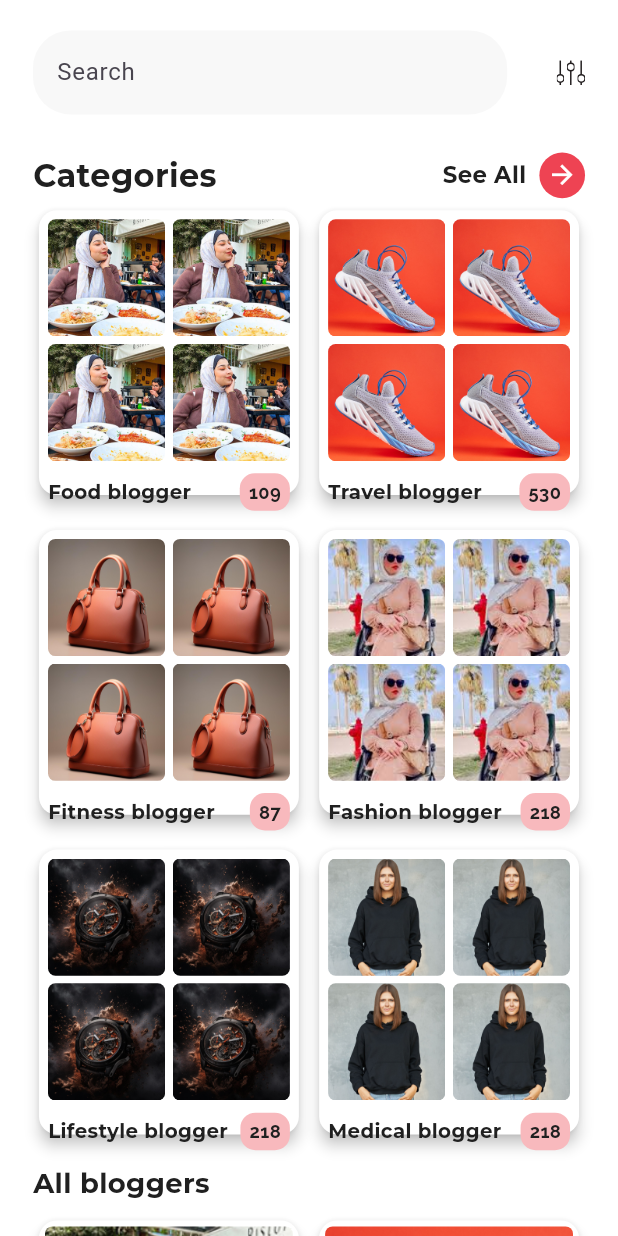
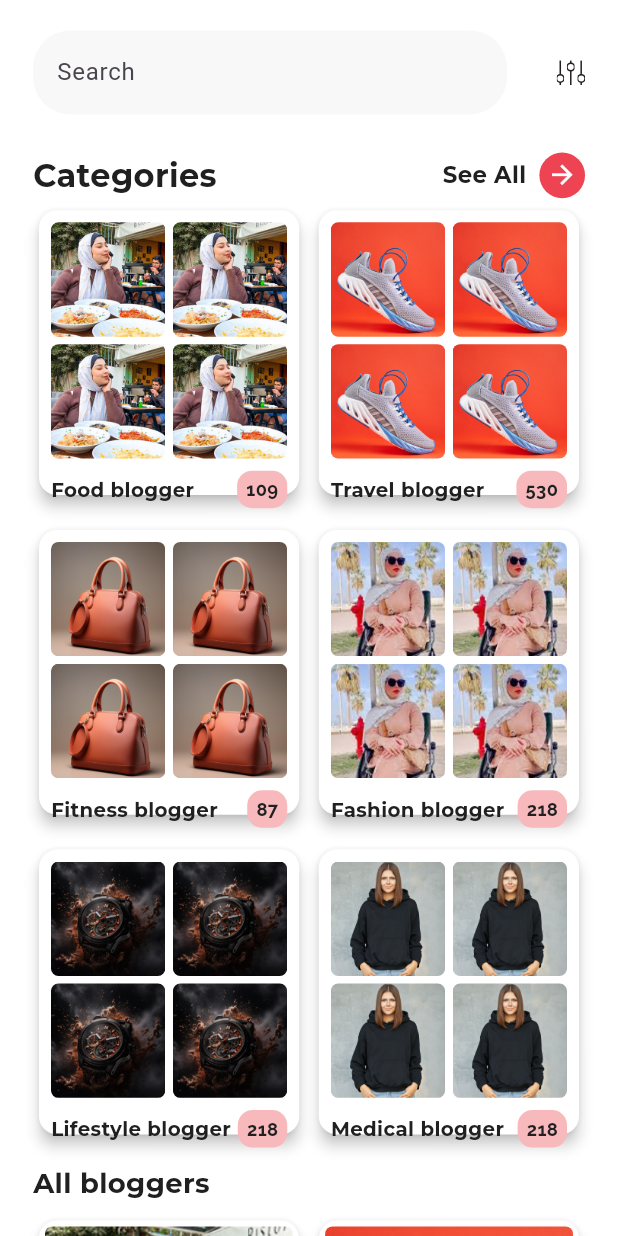
Before and after one commit to MahmoudAbuelazm/kol, a Flutter app: the HomeScreen screen opened by its route, on a phone screen of 412 x 824 dp. Run offline on Flutter 3.47's test engine with Material 3 defaults, Android fonts, the phone set to English and light mode, and no system bars; our stand-ins replace connectivity_plus, dio, flutter_bloc, flutter_screenutil, flutter_secure_storage, flutter_svg and 5 more; missing offline and left inert: talker_dio_logger; accounts and stored records are empty.

Commit message:
feat: Add categories to home page
This commit adds the `CategoriesModel` class and updates the `Constants` class to include a list of categories with their names, images, and counts. This allows for displaying different categories on the home page.

```diff
--- /dev/null
+++ b/lib/features/home/manager/models/categories_model.dart
@@ -0,0 +1,7 @@
+class CategoriesModel{
+  final String name;
+  final String image;
+  final String count;
+
+  CategoriesModel({required this.name, required this.image, required this.count});
+}
--- a/lib/features/home/presentation/section/home_body.dart
+++ b/lib/features/home/presentation/section/home_body.dart
@@ -3,6 +3,7 @@ import 'package:flutter_screenutil/flutter_screenutil.dart';
 import 'package:flutter_svg/flutter_svg.dart';
 import 'package:kol/resources/assets/app_assets.dart';
 import 'package:kol/resources/colors/color_palette.dart';
+import 'package:kol/utils/constants.dart';
 
 import '../../../../resources/styles/text_styles.dart';
 import '../../../auth/presentation/widgets/forward_button.dart';
@@ -68,53 +69,68 @@ class HomeBody extends StatelessWidget {
               ],
             ),
             4.verticalSpace,
-            const Row(
-              mainAxisAlignment: MainAxisAlignment.spaceBetween,
-              children: [
-                CategoriesCard(
-                  text: "Food blogger",
-                  count: "109",
-                  image: AppAssets.foodblogger,
-                ),
-                CategoriesCard(
-                  text: "Travel blogger",
-                  count: "530",
-                  image: AppAssets.travelblogger,
-                ),
-              ],
+            GridView(
+              shrinkWrap: true,
+              gridDelegate: SliverGridDelegateWithFixedCrossAxisCount(
+                  mainAxisExtent: 195.h,
+                  crossAxisSpacing: 5,
+                  mainAxisSpacing: 15.h,
+                  crossAxisCount: 2),
+              children: Constants.categories
+                  .map((e) => CategoriesCard(
+                        text: e.name,
+                        count: e.count,
+                        image: e.image,
+                      ))
+                  .toList(),
             ),
-            15.verticalSpace,
-            const Row(
-              mainAxisAlignment: MainAxisAlignment.spaceBetween,
-              children: [
-                CategoriesCard(
-                  text: "Fitness blogger",
-                  count: "87",
-                  image: AppAssets.fitnessblogger,
-                ),
-                CategoriesCard(
-                  text: "Fashion blogger",
-                  count: "218",
-                  image: AppAssets.fashionblogger,
-                ),
-              ],
-            ),
-            15.verticalSpace,
-            const Row(
-              mainAxisAlignment: MainAxisAlignment.spaceBetween,
-              children: [
-                CategoriesCard(
-                  text: "Lifestyle blogger",
-                  count: "218",
-                  image: AppAssets.lifestyleblogger,
-                ),
-                CategoriesCard(
-                  text: "Medical blogger",
-                  count: "218",
-                  image: AppAssets.medicalblogger,
-                ),
-              ],
-            ),
+            // const Row(
+            //   mainAxisAlignment: MainAxisAlignment.spaceBetween,
+            //   children: [
+            //     CategoriesCard(
+            //       text: "Food blogger",
+            //       count: "109",
+            //       image: AppAssets.foodblogger,
+            //     ),
+            //     CategoriesCard(
+            //       text: "Travel blogger",
+            //       count: "530",
+            //       image: AppAssets.travelblogger,
+            //     ),
+            //   ],
+            // ),
+            // 15.verticalSpace,
+            // const Row(
+            //   mainAxisAlignment: MainAxisAlignment.spaceBetween,
+            //   children: [
+            //     CategoriesCard(
+            //       text: "Fitness blogger",
+            //       count: "87",
+            //       image: AppAssets.fitnessblogger,
+            //     ),
+            //     CategoriesCard(
+            //       text: "Fashion blogger",
+            //       count: "218",
+            //       image: AppAssets.fashionblogger,
+            //     ),
+            //   ],
+            // ),
+            // 15.verticalSpace,
+            // const Row(
+            //   mainAxisAlignment: MainAxisAlignment.spaceBetween,
+            //   children: [
+            //     CategoriesCard(
+            //       text: "Lifestyle blogger",
+            //       count: "218",
+            //       image: AppAssets.lifestyleblogger,
+            //     ),
+            //     CategoriesCard(
+            //       text: "Medical blogger",
+            //       count: "218",
+            //       image: AppAssets.medicalblogger,
+            //     ),
+            //   ],
+            // ),
             15.verticalSpace,
             Text(
               "All bloggers",
--- a/lib/features/home/presentation/widget/categories_card.dart
+++ b/lib/features/home/presentation/widget/categories_card.dart
@@ -1,4 +1,3 @@
-
 import 'package:flutter/material.dart';
 import 'package:flutter_screenutil/flutter_screenutil.dart';
 
@@ -18,22 +17,17 @@ class CategoriesCard extends StatelessWidget {
 
   @override
   Widget build(BuildContext context) {
-    return SizedBox(
-      width: 165.w,
-      height: 195.h,
-      child: Card(
+    return Card(
         elevation: 4,
         color: Colors.white,
         child: Padding(
-            padding: const EdgeInsets.all(6.0),
+          padding: const EdgeInsets.all(8.0),
           child: Column(
             children: [
               GridView(
                 shrinkWrap: true,
                 gridDelegate: const SliverGridDelegateWithFixedCrossAxisCount(
-                      crossAxisSpacing: 5,
-                      mainAxisSpacing: 5,
-                      crossAxisCount: 2),
+                    crossAxisSpacing: 5, mainAxisSpacing: 5, crossAxisCount: 2),
                 children: [
                   for (int i = 0; i < 4; i++)
                     ClipRRect(
@@ -50,8 +44,10 @@ class CategoriesCard extends StatelessWidget {
                 children: [
                   Text(
                     text,
-                      style:
-                          TextStyles.montserrat700_50.copyWith(fontSize: 13.sp),
+                    style: TextStyles.montserrat700_50.copyWith(
+                      fontSize: 13.sp,
+                      height: 1.7,
+                    ),
                   ),
                   Container(
                     decoration: BoxDecoration(
@@ -70,7 +66,6 @@ class CategoriesCard extends StatelessWidget {
               )
             ],
           ),
-          )),
-    );
+        ));
   }
 }
--- a/lib/resources/styles/text_styles.dart
+++ b/lib/resources/styles/text_styles.dart
@@ -7,7 +7,6 @@ class TextStyles {
   TextStyle get logo => TextStyle(
       fontWeight: FontWeight.w900,
       fontSize: 80,
-      fontFamily: GoogleFonts.montserrat().fontFamily,
       foreground: Paint()
         ..shader = const LinearGradient(
           colors: <Color>[
@@ -17,48 +16,41 @@ class TextStyles {
           ],
         ).createShader(const Rect.fromLTWH(110.0, 70.0, 200.0, 70.0)));
 
-  static TextStyle get montserrat400_13 => TextStyle(
+  static TextStyle get montserrat400_13 =>  GoogleFonts.montserrat(
         fontWeight: FontWeight.w400,
         fontSize: 13.sp,
-        fontFamily: GoogleFonts.montserrat().fontFamily,
         color: ColorPalette.deepGrey,
       );
 
-  static TextStyle get montserrat700_50 => TextStyle(
+  static TextStyle get montserrat700_50 => GoogleFonts.montserrat(
         fontWeight: FontWeight.w700,
         fontSize: 50.sp,
-        fontFamily: GoogleFonts.montserrat().fontFamily,
         color: ColorPalette.deepGrey,
       );
-  TextStyle get montserrat700_16 => TextStyle(
+  TextStyle get montserrat700_16 =>  GoogleFonts.montserrat(
         fontWeight: FontWeight.w700,
         fontSize: 16.sp,
-        fontFamily: GoogleFonts.montserrat().fontFamily,
         color: ColorPalette.primary,
       );
-  TextStyle get montserrat300_19 => TextStyle(
+  TextStyle get montserrat300_19 =>  GoogleFonts.montserrat(
         fontWeight: FontWeight.w300,
         fontSize: 19.sp,
-        fontFamily: GoogleFonts.montserrat().fontFamily,
         color: Colors.black,
       );
-  TextStyle get nunitoSans300_15 => TextStyle(
+  TextStyle get nunitoSans300_15 =>  GoogleFonts.nunitoSans(
         fontWeight: FontWeight.w300,
         fontSize: 15.sp,
-        fontFamily: GoogleFonts.nunitoSans().fontFamily,
         color: ColorPalette.deepGrey,
       );
 
-  TextStyle get poppins500_13 => TextStyle(
+  TextStyle get poppins500_13 => GoogleFonts.poppins(
         fontWeight: FontWeight.w500,
         fontSize: 13.sp,
-        fontFamily: GoogleFonts.poppins().fontFamily,
         color: ColorPalette.deepGrey,
       );
-  static TextStyle get raleway700_12 => TextStyle(
+  static TextStyle get raleway700_12 => GoogleFonts.raleway(
         fontWeight: FontWeight.w700,
         fontSize: 12.sp,
-        fontFamily: GoogleFonts.raleway().fontFamily,
         color: ColorPalette.deepGrey,
       );
 }
--- a/lib/utils/constants.dart
+++ b/lib/utils/constants.dart
@@ -1,3 +1,37 @@
-class Constants{
+import '../features/home/manager/models/categories_model.dart';
+import '../resources/assets/app_assets.dart';
 
+class Constants {
+  static List<CategoriesModel> categories = [
+    CategoriesModel(
+      name: "Food blogger",
+      count: "109",
+      image: AppAssets.foodblogger,
+    ),
+    CategoriesModel(
+      name: "Travel blogger",
+      count: "530",
+      image: AppAssets.travelblogger,
+    ),
+    CategoriesModel(
+      name: "Fitness blogger",
+      count: "87",
+      image: AppAssets.fitnessblogger,
+    ),
+    CategoriesModel(
+      name: "Fashion blogger",
+      count: "218",
+      image: AppAssets.fashionblogger,
+    ),
+    CategoriesModel(
+      name: "Lifestyle blogger",
+      count: "218",
+      image: AppAssets.lifestyleblogger,
+    ),
+    CategoriesModel(
+      name: "Medical blogger",
+      count: "218",
+      image: AppAssets.medicalblogger,
+    ),
+  ];
 }
```
Lines whose indentation alone changed are shown as unchanged.
